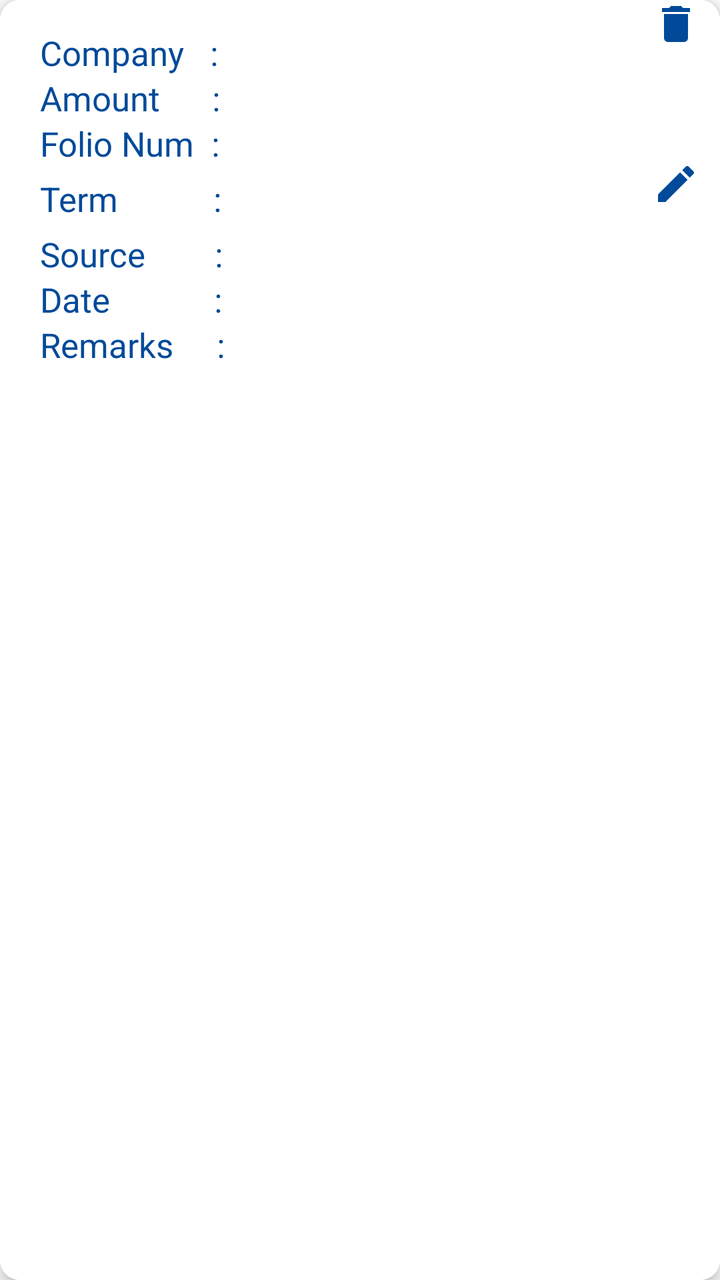
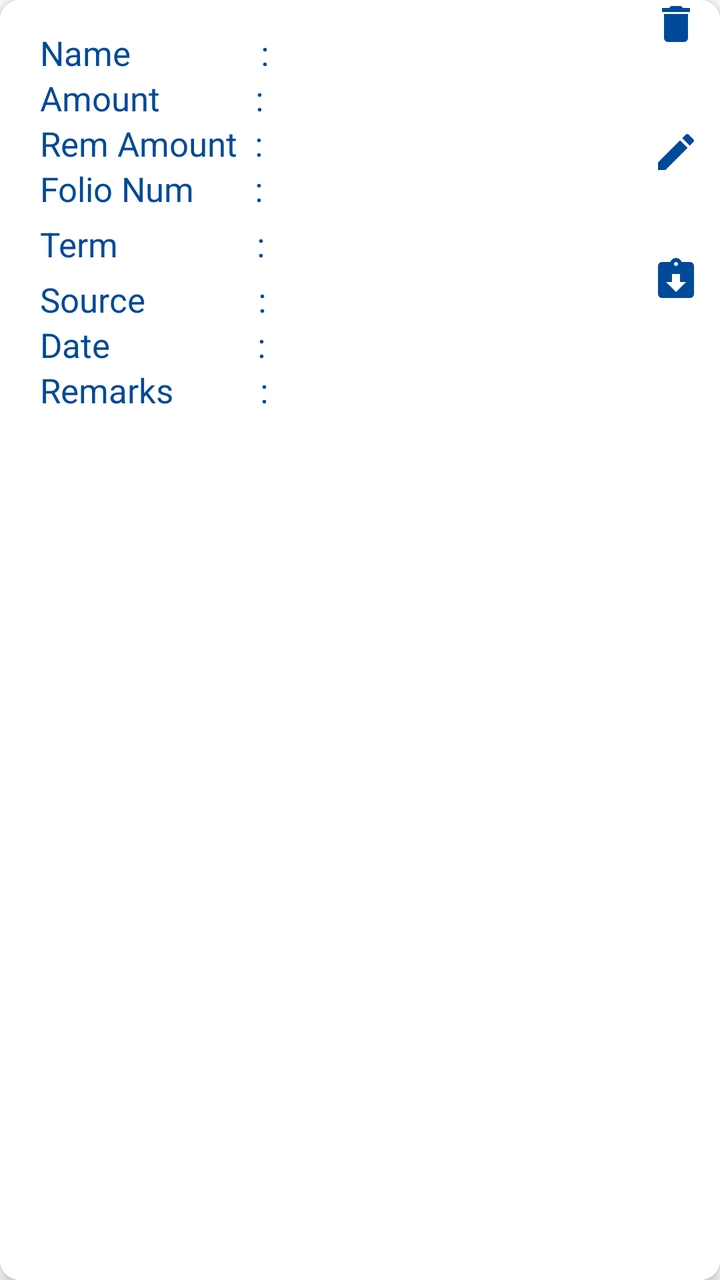

An Android layout rendered at two revisions. The XML below is the earlier revision; the diff shows what the commit changed to produce the second picture.
<!-- AndroidManifest.xml: application theme AppTheme -->
<!-- res/layout/view_investment_details_view.xml -->
<?xml version="1.0" encoding="utf-8"?>
<androidx.cardview.widget.CardView xmlns:android="http://schemas.android.com/apk/res/android"
    xmlns:app="http://schemas.android.com/apk/res-auto"
    xmlns:tools="http://schemas.android.com/tools"
    android:id="@+id/cardView1"
    android:layout_width="match_parent"
    android:layout_height="wrap_content"
    android:layout_margin="10dp"
    app:cardCornerRadius="10dp"
    app:cardElevation="5dp">

    <androidx.constraintlayout.widget.ConstraintLayout
        android:layout_width="match_parent"
        android:layout_height="match_parent"
        android:background="@color/white">

        <LinearLayout
            android:layout_width="match_parent"
            android:layout_height="match_parent"
            android:layout_marginStart="10dp"
            android:layout_marginTop="10dp"
            android:layout_marginEnd="40dp"
            android:layout_marginBottom="10dp"
            android:baselineAligned="false"
            android:orientation="vertical"
            app:layout_constraintBottom_toBottomOf="parent"
            app:layout_constraintEnd_toStartOf="@+id/constraintLayout"
            app:layout_constraintStart_toStartOf="parent"
            app:layout_constraintTop_toTopOf="parent">

            <LinearLayout
                android:layout_width="wrap_content"
                android:layout_height="wrap_content"
                android:layout_gravity="center_vertical"
                android:orientation="horizontal">

                <TextView
                    android:layout_width="wrap_content"
                    android:layout_height="wrap_content"
                    android:layout_marginStart="10dp"
                    android:layout_marginTop="5dp"
                    android:text="Company   :"
                    android:textColor="@color/background"
                    android:textSize="17sp"
                    tools:ignore="HardcodedText" />

                <TextView
                    android:id="@+id/invDetCompany"
                    android:layout_width="wrap_content"
                    android:layout_height="wrap_content"
                    android:layout_marginStart="10dp"
                    android:layout_marginTop="5dp"
                    android:textColor="@color/background"
                    android:textSize="17sp"
                    android:textStyle="italic|bold" />
            </LinearLayout>

            <LinearLayout
                android:layout_width="wrap_content"
                android:layout_height="wrap_content"
                android:layout_gravity="center_vertical"
                android:orientation="horizontal">

                <TextView
                    android:layout_width="wrap_content"
                    android:layout_height="wrap_content"
                    android:layout_marginStart="10dp"
                    android:text="Amount      :"
                    android:textColor="@color/background"
                    android:textSize="17sp"
                    tools:ignore="HardcodedText" />

                <TextView
                    android:id="@+id/invDetAmount"
                    android:layout_width="wrap_content"
                    android:layout_height="wrap_content"
                    android:layout_marginStart="10dp"
                    android:textColor="@color/background"
                    android:textSize="17sp"
                    android:textStyle="italic|bold" />
            </LinearLayout>

            <LinearLayout
                android:layout_width="wrap_content"
                android:layout_height="wrap_content"
                android:layout_gravity="center_vertical"
                android:orientation="horizontal">

                <TextView
                    android:layout_width="wrap_content"
                    android:layout_height="wrap_content"
                    android:layout_marginStart="10dp"
                    android:layout_marginBottom="5dp"
                    android:text="Folio Num  :"
                    android:textColor="@color/background"
                    android:textSize="17sp"
                    tools:ignore="HardcodedText" />

                <TextView
                    android:id="@+id/invDetFolio"
                    android:layout_width="wrap_content"
                    android:layout_height="wrap_content"
                    android:layout_marginStart="10dp"
                    android:layout_marginBottom="5dp"
                    android:textColor="@color/background"
                    android:textSize="17sp"
                    android:textStyle="italic|bold" />

            </LinearLayout>

            <LinearLayout
                android:layout_width="wrap_content"
                android:layout_height="wrap_content"
                android:layout_gravity="center_vertical"
                android:orientation="horizontal">

                <TextView
                    android:layout_width="wrap_content"
                    android:layout_height="wrap_content"
                    android:layout_marginStart="10dp"
                    android:layout_marginBottom="5dp"
                    android:text="Term           :"
                    android:textColor="@color/background"
                    android:textSize="17sp"
                    tools:ignore="HardcodedText" />

                <TextView
                    android:id="@+id/invDetTerm"
                    android:layout_width="wrap_content"
                    android:layout_height="wrap_content"
                    android:layout_marginStart="10dp"
                    android:layout_marginBottom="5dp"
                    android:text=""
                    android:textColor="@color/background"
                    android:textSize="17sp"
                    android:textStyle="italic|bold" />
            </LinearLayout>

            <LinearLayout
                android:layout_width="wrap_content"
                android:layout_height="wrap_content"
                android:layout_gravity="center_vertical"
                android:orientation="horizontal">

                <TextView
                    android:layout_width="wrap_content"
                    android:layout_height="wrap_content"
                    android:layout_marginStart="10dp"
                    android:text="Source        :"
                    android:textColor="@color/background"
                    android:textSize="17sp"
                    tools:ignore="HardcodedText" />

                <TextView
                    android:id="@+id/invDetSource"
                    android:layout_width="wrap_content"
                    android:layout_height="wrap_content"
                    android:layout_marginStart="10dp"
                    android:textColor="@color/background"
                    android:textSize="17sp"
                    android:textStyle="italic|bold" />
            </LinearLayout>

            <LinearLayout
                android:layout_width="wrap_content"
                android:layout_height="wrap_content"
                android:layout_gravity="center_vertical"
                android:orientation="horizontal">

                <TextView
                    android:layout_width="wrap_content"
                    android:layout_height="wrap_content"
                    android:layout_marginStart="10dp"
                    android:text="Date            :"
                    android:textColor="@color/background"
                    android:textSize="17sp"
                    tools:ignore="HardcodedText" />

                <TextView
                    android:id="@+id/invDetDate"
                    android:layout_width="wrap_content"
                    android:layout_height="wrap_content"
                    android:layout_marginStart="10dp"
                    android:textColor="@color/background"
                    android:textSize="17sp"
                    android:textStyle="italic|bold" />
            </LinearLayout>

            <LinearLayout
                android:layout_width="wrap_content"
                android:layout_height="wrap_content"
                android:layout_gravity="center_vertical"
                android:orientation="horizontal">

                <TextView
                    android:layout_width="wrap_content"
                    android:layout_height="wrap_content"
                    android:layout_marginStart="10dp"
                    android:layout_marginBottom="5dp"
                    android:text="Remarks     :"
                    android:textColor="@color/background"
                    android:textSize="17sp"
                    tools:ignore="HardcodedText" />

                <TextView
                    android:id="@+id/invDetRemarks"
                    android:layout_width="wrap_content"
                    android:layout_height="wrap_content"
                    android:layout_marginStart="10dp"
                    android:layout_marginBottom="5dp"
                    android:text=""
                    android:textColor="@color/background"
                    android:textSize="17sp"
                    android:textStyle="italic|bold" />
            </LinearLayout>

        </LinearLayout>

        <androidx.constraintlayout.widget.ConstraintLayout
            android:id="@+id/constraintLayout"
            android:layout_width="wrap_content"
            android:layout_height="match_parent"
            android:layout_marginEnd="10dp"
            app:layout_constraintBottom_toBottomOf="parent"
            app:layout_constraintEnd_toEndOf="parent"
            app:layout_constraintTop_toTopOf="parent">

            <ImageView
                android:id="@+id/investDetEditBtn"
                android:layout_width="wrap_content"
                android:layout_height="wrap_content"
                android:layout_marginTop="80dp"
                android:contentDescription="@string/investment_details_edit_btn"
                android:src="@drawable/ic_edit"
                app:layout_constraintEnd_toEndOf="parent"
                app:layout_constraintStart_toStartOf="parent"
                app:layout_constraintTop_toTopOf="parent" />

            <ImageView
                android:id="@+id/investDetDeleteBtn"
                android:layout_width="wrap_content"
                android:layout_height="wrap_content"
                android:contentDescription="@string/investment_details_delete_btn"
                android:src="@drawable/ic_delete"
                app:layout_constraintEnd_toEndOf="parent"
                app:layout_constraintStart_toStartOf="parent"
                app:layout_constraintTop_toTopOf="parent" />

        </androidx.constraintlayout.widget.ConstraintLayout>

    </androidx.constraintlayout.widget.ConstraintLayout>

</androidx.cardview.widget.CardView>
<!-- resources referenced by this layout -->
<resources>
  <color name="background">#004A99</color>
  <color name="white">#FFFFFFFF</color>
  <!-- drawable ic_delete (drawable) -->
  <vector xmlns:android="http://schemas.android.com/apk/res/android"
      android:width="24dp"
      android:height="24dp"
      android:tint="@color/background"
      android:viewportWidth="24"
      android:viewportHeight="24">
      <path
          android:fillColor="@android:color/white"
          android:pathData="M6,19c0,1.1 0.9,2 2,2h8c1.1,0 2,-0.9 2,-2V7H6v12zM19,4h-3.5l-1,-1h-5l-1,1H5v2h14V4z" />
  </vector>
  <!-- drawable ic_edit (drawable) -->
  <vector xmlns:android="http://schemas.android.com/apk/res/android"
      android:width="24dp"
      android:height="24dp"
      android:tint="@color/background"
      android:viewportWidth="24"
      android:viewportHeight="24">
      <path
          android:fillColor="@android:color/white"
          android:pathData="M3,17.25V21h3.75L17.81,9.94l-3.75,-3.75L3,17.25zM20.71,7.04c0.39,-0.39 0.39,-1.02 0,-1.41l-2.34,-2.34c-0.39,-0.39 -1.02,-0.39 -1.41,0l-1.83,1.83 3.75,3.75 1.83,-1.83z" />
  </vector>
  <string name="investment_details_delete_btn">InvestmentDetailsDeleteBtn</string>
  <string name="investment_details_edit_btn">InvestmentDetailsEditBtn</string>
  <style name="AppTheme" parent="Theme.MaterialComponents.Light.DarkActionBar">
          
          
          
          <item name="colorPrimary">@color/background</item>
          <item name="colorPrimaryDark">@color/background</item>
          <item name="colorAccent">@color/background</item>
          
          <item name="colorSurface">@color/background</item>
          
          <item name="android:itemTextAppearance">@style/OptionsMenuStyle</item>
      </style>
  <style name="OptionsMenuStyle" parent="@style/TextAppearance.AppCompat.Widget.ActionBar.Title">
          <item name="android:textColor">@color/background</item>
          <item name="android:textStyle">italic|bold</item>
          <item name="android:textSize">15sp</item>
      </style>
</resources>

<!-- the commit's change to res/layout/view_investment_details_view.xml (unified diff, before → after) -->
@@ -39,7 +39,7 @@
                     android:layout_height="wrap_content"
                     android:layout_marginStart="10dp"
                     android:layout_marginTop="5dp"
-                    android:text="Company   :"
+                    android:text="Name               :"
                     android:textColor="@color/background"
                     android:textSize="17sp"
                     tools:ignore="HardcodedText" />
@@ -65,7 +65,7 @@
                     android:layout_width="wrap_content"
                     android:layout_height="wrap_content"
                     android:layout_marginStart="10dp"
-                    android:text="Amount      :"
+                    android:text="Amount           :"
                     android:textColor="@color/background"
                     android:textSize="17sp"
                     tools:ignore="HardcodedText" />
@@ -90,8 +90,33 @@
                     android:layout_width="wrap_content"
                     android:layout_height="wrap_content"
                     android:layout_marginStart="10dp"
-                    android:layout_marginBottom="5dp"
-                    android:text="Folio Num  :"
+                    android:text="Rem Amount  :"
+                    android:textColor="@color/background"
+                    android:textSize="17sp"
+                    tools:ignore="HardcodedText" />
+
+                <TextView
+                    android:id="@+id/invDetRemAmount"
+                    android:layout_width="wrap_content"
+                    android:layout_height="wrap_content"
+                    android:layout_marginStart="10dp"
+                    android:textColor="@color/background"
+                    android:textSize="17sp"
+                    android:textStyle="italic|bold" />
+            </LinearLayout>
+
+            <LinearLayout
+                android:layout_width="wrap_content"
+                android:layout_height="wrap_content"
+                android:layout_gravity="center_vertical"
+                android:orientation="horizontal">
+
+                <TextView
+                    android:layout_width="wrap_content"
+                    android:layout_height="wrap_content"
+                    android:layout_marginStart="10dp"
+                    android:layout_marginBottom="5dp"
+                    android:text="Folio Num       :"
                     android:textColor="@color/background"
                     android:textSize="17sp"
                     tools:ignore="HardcodedText" />
@@ -119,7 +144,7 @@
                     android:layout_height="wrap_content"
                     android:layout_marginStart="10dp"
                     android:layout_marginBottom="5dp"
-                    android:text="Term           :"
+                    android:text="Term                :"
                     android:textColor="@color/background"
                     android:textSize="17sp"
                     tools:ignore="HardcodedText" />
@@ -146,7 +171,7 @@
                     android:layout_width="wrap_content"
                     android:layout_height="wrap_content"
                     android:layout_marginStart="10dp"
-                    android:text="Source        :"
+                    android:text="Source             :"
                     android:textColor="@color/background"
                     android:textSize="17sp"
                     tools:ignore="HardcodedText" />
@@ -171,7 +196,7 @@
                     android:layout_width="wrap_content"
                     android:layout_height="wrap_content"
                     android:layout_marginStart="10dp"
-                    android:text="Date            :"
+                    android:text="Date                 :"
                     android:textColor="@color/background"
                     android:textSize="17sp"
                     tools:ignore="HardcodedText" />
@@ -197,7 +222,7 @@
                     android:layout_height="wrap_content"
                     android:layout_marginStart="10dp"
                     android:layout_marginBottom="5dp"
-                    android:text="Remarks     :"
+                    android:text="Remarks          :"
                     android:textColor="@color/background"
                     android:textSize="17sp"
                     tools:ignore="HardcodedText" />
@@ -226,17 +251,6 @@
             app:layout_constraintTop_toTopOf="parent">
 
             <ImageView
-                android:id="@+id/investDetEditBtn"
-                android:layout_width="wrap_content"
-                android:layout_height="wrap_content"
-                android:layout_marginTop="80dp"
-                android:contentDescription="@string/investment_details_edit_btn"
-                android:src="@drawable/ic_edit"
-                app:layout_constraintEnd_toEndOf="parent"
-                app:layout_constraintStart_toStartOf="parent"
-                app:layout_constraintTop_toTopOf="parent" />
-
-            <ImageView
                 android:id="@+id/investDetDeleteBtn"
                 android:layout_width="wrap_content"
                 android:layout_height="wrap_content"
@@ -246,6 +260,28 @@
                 app:layout_constraintStart_toStartOf="parent"
                 app:layout_constraintTop_toTopOf="parent" />
 
+            <ImageView
+                android:id="@+id/investDetEditBtn"
+                android:layout_width="wrap_content"
+                android:layout_height="wrap_content"
+                android:layout_marginTop="40dp"
+                android:contentDescription="@string/investment_details_edit_btn"
+                android:src="@drawable/ic_edit"
+                app:layout_constraintEnd_toEndOf="parent"
+                app:layout_constraintStart_toStartOf="parent"
+                app:layout_constraintTop_toBottomOf="@+id/investDetDeleteBtn" />
+
+            <ImageView
+                android:id="@+id/investDetMatureBtn"
+                android:layout_width="wrap_content"
+                android:layout_height="wrap_content"
+                android:layout_marginTop="40dp"
+                android:contentDescription="@string/investmentDetailsMatureBtn"
+                android:src="@drawable/ic_return"
+                app:layout_constraintEnd_toEndOf="parent"
+                app:layout_constraintStart_toStartOf="parent"
+                app:layout_constraintTop_toBottomOf="@+id/investDetEditBtn" />
+
         </androidx.constraintlayout.widget.ConstraintLayout>
 
     </androidx.constraintlayout.widget.ConstraintLayout>
<!-- resource entries referenced after the edit -->
@@ -24,6 +24,18 @@
           android:fillColor="@android:color/white"
           android:pathData="M3,17.25V21h3.75L17.81,9.94l-3.75,-3.75L3,17.25zM20.71,7.04c0.39,-0.39 0.39,-1.02 0,-1.41l-2.34,-2.34c-0.39,-0.39 -1.02,-0.39 -1.41,0l-1.83,1.83 3.75,3.75 1.83,-1.83z" />
   </vector>
+  <!-- drawable ic_return (drawable) -->
+  <vector xmlns:android="http://schemas.android.com/apk/res/android"
+      android:width="24dp"
+      android:height="24dp"
+      android:tint="@color/background"
+      android:viewportWidth="24"
+      android:viewportHeight="24">
+      <path
+          android:fillColor="@android:color/white"
+          android:pathData="M19,3h-4.18C14.4,1.84 13.3,1 12,1c-1.3,0 -2.4,0.84 -2.82,2L5,3c-1.1,0 -2,0.9 -2,2v14c0,1.1 0.9,2 2,2h14c1.1,0 2,-0.9 2,-2L21,5c0,-1.1 -0.9,-2 -2,-2zM12,3c0.55,0 1,0.45 1,1s-0.45,1 -1,1 -1,-0.45 -1,-1 0.45,-1 1,-1zM12,18l-5,-5h3L10,9h4v4h3l-5,5z" />
+  </vector>
+  <string name="investmentDetailsMatureBtn">Investment Details Mature Btn</string>
   <string name="investment_details_delete_btn">InvestmentDetailsDeleteBtn</string>
   <string name="investment_details_edit_btn">InvestmentDetailsEditBtn</string>
   <style name="AppTheme" parent="Theme.MaterialComponents.Light.DarkActionBar">
